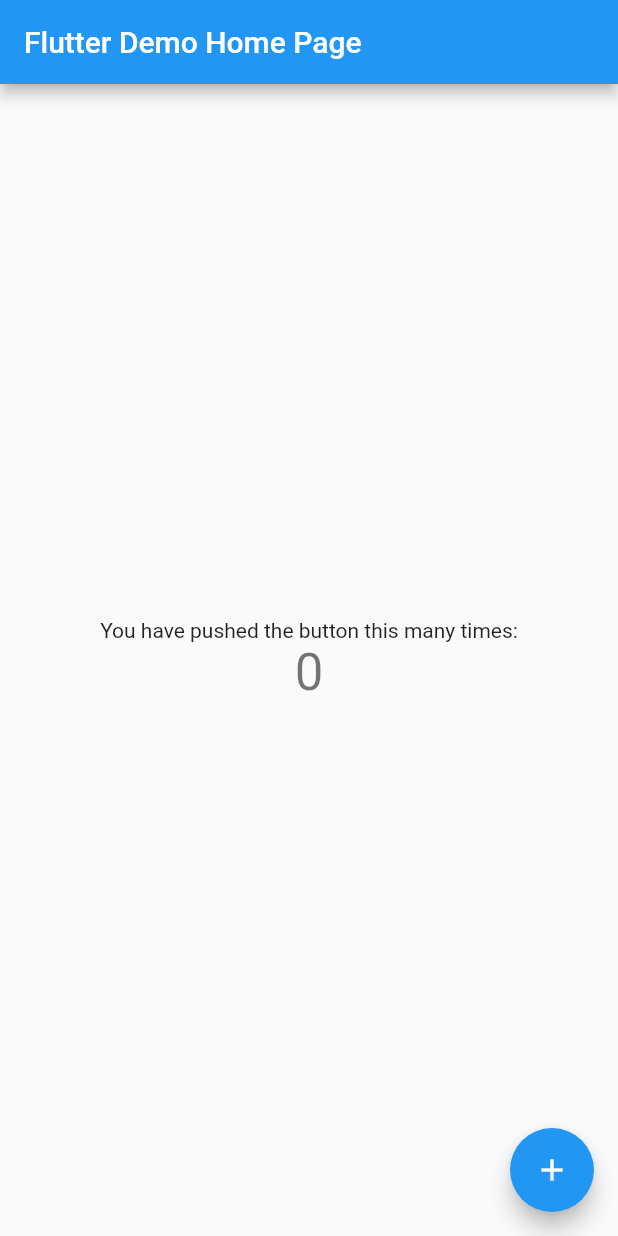
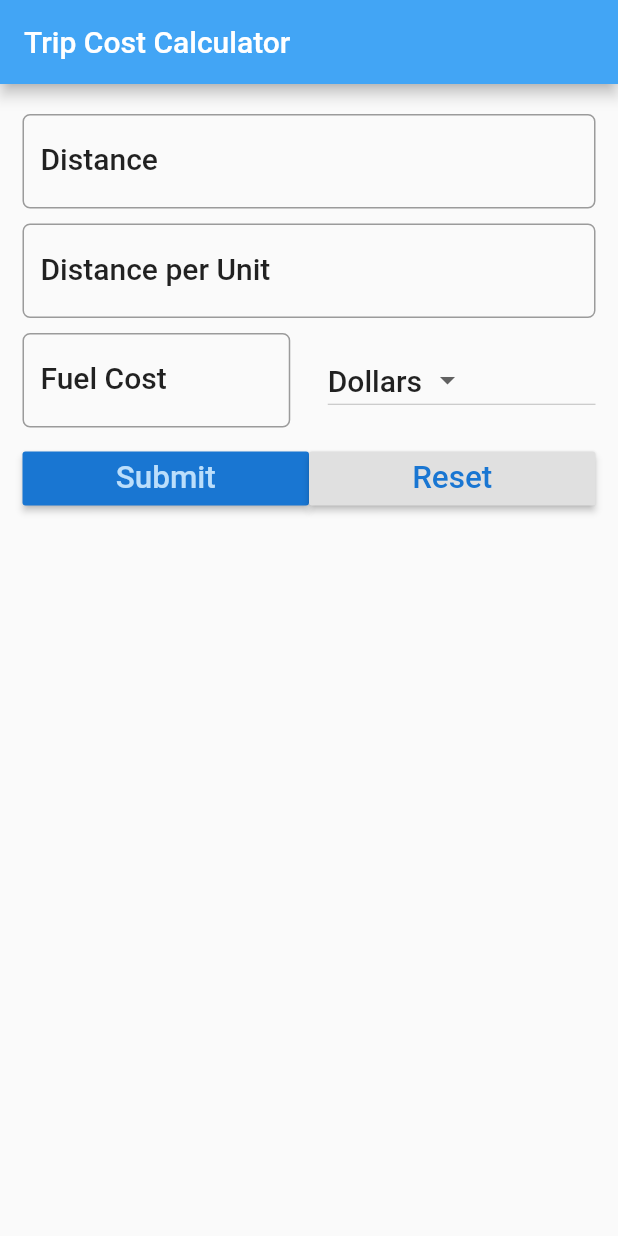
Before and after one commit to RobertPod/trip_cost_app_minimal_l10n, a Flutter app: the screen it shows after launch, on a phone screen of 412 x 824 dp. Run offline on Flutter 3.47's test engine with Material 2 defaults, Android fonts, the phone set to English and light mode, and no system bars.

Commit message:
aplication without localization

```diff
--- a/lib/main.dart
+++ b/lib/main.dart
@@ -1,113 +1,186 @@
 import 'package:flutter/material.dart';
 
-void main() {
-  runApp(MyApp());
-}
+void main() => runApp(new MyApp());
 
 class MyApp extends StatelessWidget {
   // This widget is the root of your application.
   @override
   Widget build(BuildContext context) {
     return MaterialApp(
-      title: 'Flutter Demo',
-      theme: ThemeData(
-        // This is the theme of your application.
-        //
-        // Try running your application with "flutter run". You'll see the
-        // application has a blue toolbar. Then, without quitting the app, try
-        // changing the primarySwatch below to Colors.green and then invoke
-        // "hot reload" (press "r" in the console where you ran "flutter run",
-        // or simply save your changes to "hot reload" in a Flutter IDE).
-        // Notice that the counter didn't reset back to zero; the application
-        // is not restarted.
-        primarySwatch: Colors.blue,
-      ),
-      home: MyHomePage(title: 'Flutter Demo Home Page'),
+      title: 'Trip cost calculator',
+      home: new FuelForm(),
     );
   }
 }
 
-class MyHomePage extends StatefulWidget {
-  MyHomePage({Key key, this.title}) : super(key: key);
+class FuelForm extends StatefulWidget {
+  @override
+  State<StatefulWidget> createState() => _FuelFormState();
+}
 
-  // This widget is the home page of your application. It is stateful, meaning
-  // that it has a State object (defined below) that contains fields that affect
-  // how it looks.
+class _FuelFormState extends State<FuelForm> {
+// Create a global key that will uniquely identify the Form widget and allow
+  // us to validate the form
+  //
+  // Note: This is a `GlobalKey<FormState>`, not a GlobalKey<MyCustomFormState>!
+  final _formKey = GlobalKey<FormState>();
 
-  // This class is the configuration for the state. It holds the values (in this
-  // case the title) provided by the parent (in this case the App widget) and
-  // used by the build method of the State. Fields in a Widget subclass are
-  // always marked "final".
-
-  final String title;
+  String result = "";
+  String _currency = "";
+  final _currencies = ['Dollars', 'Euro', 'Pounds', 'Yen'];
+  //this allows us to control the text in a textField
+  TextEditingController distanceController = TextEditingController();
+  TextEditingController avgController =  TextEditingController();
+  TextEditingController fuelController =  TextEditingController();
 
   @override
-  _MyHomePageState createState() => _MyHomePageState();
+  void initState() {
+    this._currency = _currencies[0];
+
   }
 
-class _MyHomePageState extends State<MyHomePage> {
-  int _counter = 0;
-
-  void _incrementCounter() {
+  void _reset() {
+    distanceController.text = '';
+    fuelController.text = '';
+    avgController.text = '';
     setState(() {
-      // This call to setState tells the Flutter framework that something has
-      // changed in this State, which causes it to rerun the build method below
-      // so that the display can reflect the updated values. If we changed
-      // _counter without calling setState(), then the build method would not be
-      // called again, and so nothing would appear to happen.
-      _counter++;
+      result = '';
     });
   }
 
+  String _calculate() {
+    double _distance = double.parse(distanceController.text);
+    double _fuelCost = double.parse(fuelController.text);
+    double _consumption = double.parse(avgController.text);
+    double _totalCost = _distance / _consumption * _fuelCost;
+    String _result = "The total cost for your trip is " +
+        _totalCost.toStringAsFixed(2) +
+        ' ' +
+        _currency;
+    return _result;
+  }
+
   @override
-  Widget build(BuildContext context) {
-    // This method is rerun every time setState is called, for instance as done
-    // by the _incrementCounter method above.
-    //
-    // The Flutter framework has been optimized to make rerunning build methods
-    // fast, so that you can just rebuild anything that needs updating rather
-    // than having to individually change instances of widgets.
+  Widget build(BuildContext formContext) {
+    TextStyle textStyle = Theme.of(context).textTheme.title;
+    double _formPadding = 5.0;
     return Scaffold(
         appBar: AppBar(
-        // Here we take the value from the MyHomePage object that was created by
-        // the App.build method, and use it to set our appbar title.
-        title: Text(widget.title),
+          title: Text("Trip Cost Calculator"),
+          backgroundColor: Color.fromRGBO(66, 165, 245, 1.0),
         ),
-      body: Center(
-        // Center is a layout widget. It takes a single child and positions it
-        // in the middle of the parent.
+        body: Form(
+            key: _formKey,
+            child: Container(
+              padding: EdgeInsets.all(15.0),
               child: Column(
-          // Column is also a layout widget. It takes a list of children and
-          // arranges them vertically. By default, it sizes itself to fit its
-          // children horizontally, and tries to be as tall as its parent.
-          //
-          // Invoke "debug painting" (press "p" in the console, choose the
-          // "Toggle Debug Paint" action from the Flutter Inspector in Android
-          // Studio, or the "Toggle Debug Paint" command in Visual Studio Code)
-          // to see the wireframe for each widget.
-          //
-          // Column has various properties to control how it sizes itself and
-          // how it positions its children. Here we use mainAxisAlignment to
-          // center the children vertically; the main axis here is the vertical
-          // axis because Columns are vertical (the cross axis would be
-          // horizontal).
-          mainAxisAlignment: MainAxisAlignment.center,
                 children: <Widget>[
-            Text(
-              'You have pushed the button this many times:',
+                  Padding(
+                      padding: EdgeInsets.only(
+                          top: _formPadding, bottom: _formPadding),
+                      child: TextField(
+                        controller: distanceController,
+                        style: textStyle,
+                        keyboardType: TextInputType.number,
+                        decoration: InputDecoration(
+                            hintText: "e.g. 124",
+                            labelText: "Distance",
+                            labelStyle: textStyle,
+                            border: OutlineInputBorder(
+                                borderRadius: BorderRadius.circular(5.0))),
+                      )),
+                  Padding(
+                      padding: EdgeInsets.only(
+                          bottom: _formPadding, top: _formPadding),
+                      child: TextField(
+                        controller: avgController,
+                        style: textStyle,
+                        keyboardType: TextInputType.number,
+                        decoration: InputDecoration(
+                            hintText: "e.g. 17",
+                            labelText: "Distance per Unit",
+                            labelStyle: textStyle,
+                            border: OutlineInputBorder(
+                                borderRadius: BorderRadius.circular(5.0))),
+                      )),
+                  Padding(
+                      padding: EdgeInsets.only(
+                          bottom: _formPadding, top: _formPadding),
+                      child: Row(children: [
+                        Expanded(
+                            child: TextField(
+                          controller: fuelController,
+                          style: textStyle,
+                          keyboardType: TextInputType.number,
+                          decoration: InputDecoration(
+                              hintText: "e.g. 1.60",
+                              labelText: "Fuel Cost",
+                              labelStyle: textStyle,
+                              border: OutlineInputBorder(
+                                  borderRadius: BorderRadius.circular(5.0))),
+                        )),
+                        Container(width: _formPadding * 5),
+                        Expanded(
+                          child: DropdownButton<String>(
+                            items: _currencies.map((String value) {
+                              return DropdownMenuItem<String>(
+                                value: value,
+                                child: Text(value),
+                              );
+                            }).toList(),
+                            value: _currency,
+                            style: textStyle,
+                            onChanged: (value) {
+                              _onDropDownChanged(value);
+                            },
                           ),
-            Text(
-              '$_counter',
-              style: Theme.of(context).textTheme.headline4,
+                        )
+                      ])),
+                  Container(
+                    height: _formPadding,
                   ),
+                  Row(children: [
+                    Expanded(
+                        child: RaisedButton(
+                      color: Theme.of(context).primaryColorDark,
+                      textColor: Theme.of(context).primaryColorLight,
+                      onPressed: () {
+                        setState(() {
+                          result = _calculate();
+                        });
+                      },
+                      child: Text(
+                        'Submit',
+                        textScaleFactor: 1.5,
+                      ),
+                    )),
+                    Expanded(
+                        child: RaisedButton(
+                      color: Theme.of(context).buttonColor,
+                      textColor: Theme.of(context).primaryColorDark,
+                      onPressed: () {
+                        _reset();
+                      },
+                      child: Text(
+                        'Reset',
+                        textScaleFactor: 1.5,
+                      ),
+                    )),
+                  ]),
+                  Container(
+                      margin: EdgeInsets.only(top: _formPadding * 2),
+                      child: Text(
+                        result,
+                        style: textStyle,
+                      )),
                 ],
               ),
-      ),
-      floatingActionButton: FloatingActionButton(
-        onPressed: _incrementCounter,
-        tooltip: 'Increment',
-        child: Icon(Icons.add),
-      ), // This trailing comma makes auto-formatting nicer for build methods.
-    );
+            )));
+  }
+
+  void _onDropDownChanged(String value) {
+    setState(() {
+      this._currency = value;
+    });
   }
 }
```
Also changed, not shown: 1 other file. Lines whose indentation alone changed are shown as unchanged.
